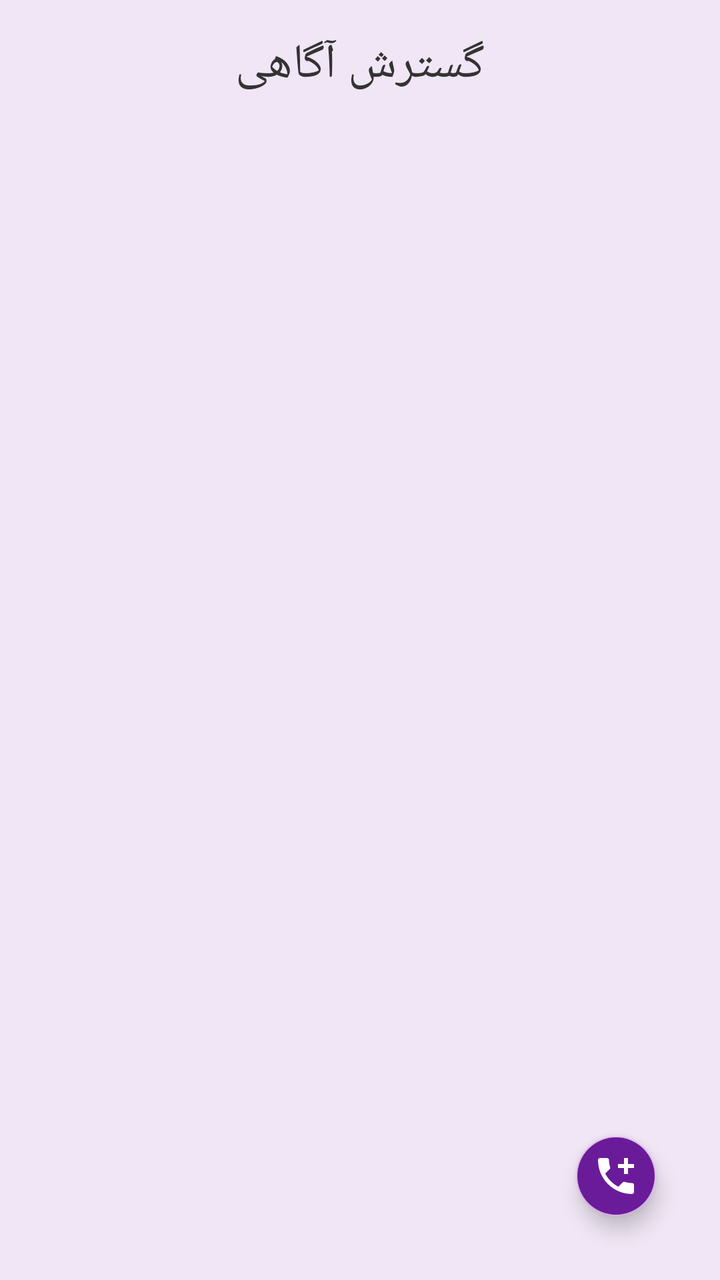
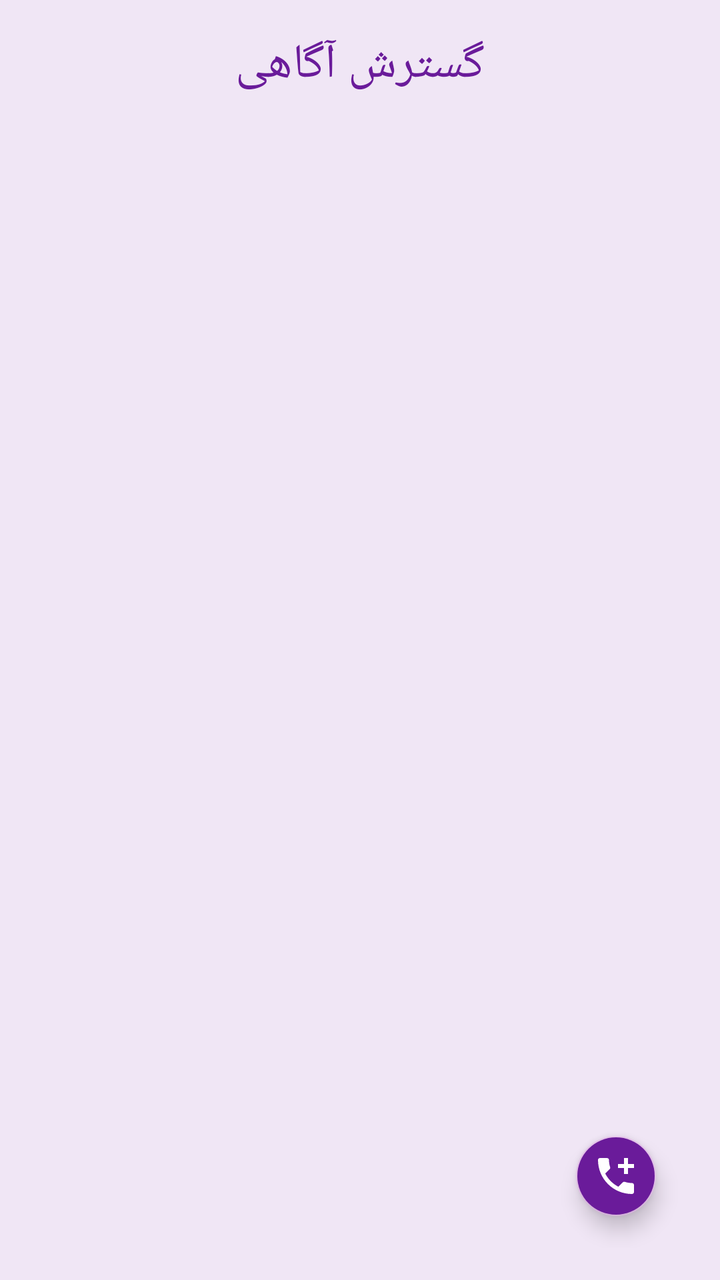

The first picture is an Android layout as it rendered before a commit; the second is the same layout after the commit. The layout source and the unified diff follow.
<!-- AndroidManifest.xml: application theme Theme.Awareness -->
<!-- res/layout/activity_main.xml -->
<?xml version="1.0" encoding="utf-8"?>
<LinearLayout xmlns:android="http://schemas.android.com/apk/res/android"
    android:layout_width="match_parent"
    android:layout_height="match_parent"
    xmlns:app="http://schemas.android.com/apk/res-auto"
    android:orientation="vertical"
    android:background="#F0E6F5"
    android:padding="16dp">

    <TextView
        android:id="@+id/tv_app_title"
        android:layout_width="match_parent"
        android:layout_height="wrap_content"
        android:text="@string/app_name"
        android:textSize="24sp"
        android:textColor="#333333"
        android:gravity="center"
        android:paddingBottom="16dp"
        android:typeface="normal" />

    <androidx.recyclerview.widget.RecyclerView
        android:id="@+id/recyclerView"
        android:layout_width="match_parent"
        android:layout_height="0dp"
        android:layout_weight="1"
        android:clipToPadding="false"
        android:padding="8dp" />

    <com.google.android.material.floatingactionbutton.FloatingActionButton
        android:id="@+id/fab"
        android:layout_width="wrap_content"
        android:layout_height="wrap_content"
        android:layout_gravity="end|bottom"
        android:layout_margin="16dp"
        android:src="@drawable/baseline_add_call_24"
        android:tint="#FFFFFF"
        app:fabSize="mini"
        android:backgroundTint="#6A1B9A" />

</LinearLayout>
<!-- resources referenced by this layout -->
<resources>
  <!-- drawable baseline_add_call_24 (drawable) -->
  <vector xmlns:android="http://schemas.android.com/apk/res/android" android:height="24dp" android:tint="#FFFFFF" android:viewportHeight="24" android:viewportWidth="24" android:width="24dp">
        
      <path android:fillColor="@android:color/white" android:pathData="M20,15.5c-1.25,0 -2.45,-0.2 -3.57,-0.57 -0.35,-0.11 -0.74,-0.03 -1.02,0.24l-2.2,2.2c-2.83,-1.44 -5.15,-3.75 -6.59,-6.59l2.2,-2.21c0.28,-0.26 0.36,-0.65 0.25,-1C8.7,6.45 8.5,5.25 8.5,4c0,-0.55 -0.45,-1 -1,-1H4c-0.55,0 -1,0.45 -1,1 0,9.39 7.61,17 17,17 0.55,0 1,-0.45 1,-1v-3.5c0,-0.55 -0.45,-1 -1,-1zM21,6h-3V3h-2v3h-3v2h3v3h2V8h3z"/>
      
  </vector>
  <string name="app_name">گسترش آگاهی</string>
  <style name="Theme.Awareness" parent="Theme.AppCompat.Light.NoActionBar">
          <item name="colorPrimary">@color/purple_500</item>
          <item name="colorPrimaryDark">@color/purple_700</item>
          <item name="colorAccent">@color/purple_200</item>
          <item name="popupMenuStyle">@style/PopupMenuStyle</item>
      </style>
  <color name="purple_500">#6A1B9A</color>
  <color name="purple_700">#4A0072</color>
  <color name="purple_200">#E1BEE7</color>
  <style name="PopupMenuStyle" parent="ThemeOverlay.AppCompat.Light">
          <item name="android:popupBackground">@drawable/popup_background</item>
          <item name="android:textColorPrimary">#4A148C</item>
          <item name="android:layoutDirection">rtl</item> 
          <item name="android:gravity">end</item> 
          <item name="android:dropDownHorizontalOffset">0dp</item> 
          <item name="android:dropDownVerticalOffset">0dp</item> 
      </style>
  <!-- drawable popup_background (drawable) -->
  <shape xmlns:android="http://schemas.android.com/apk/res/android" android:shape="rectangle">
      <solid android:color="#FFFFFF"/>
      <corners android:radius="12dp"/>
      <padding
          android:left="8dp"
          android:top="8dp"
          android:right="8dp"
          android:bottom="8dp"/>
      <stroke
          android:width="1dp"
          android:color="#E0E0E0"/>
  </shape>
</resources>

<!-- the commit's change to res/layout/activity_main.xml (unified diff, before → after) -->
@@ -13,7 +13,7 @@
         android:layout_height="wrap_content"
         android:text="@string/app_name"
         android:textSize="24sp"
-        android:textColor="#333333"
+        android:textColor="#6A1B9A"
         android:gravity="center"
         android:paddingBottom="16dp"
         android:typeface="normal" />
